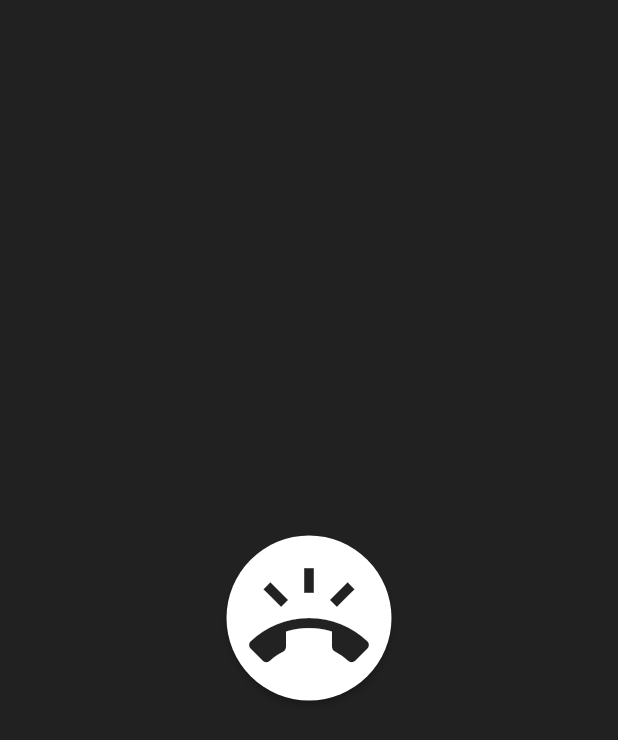
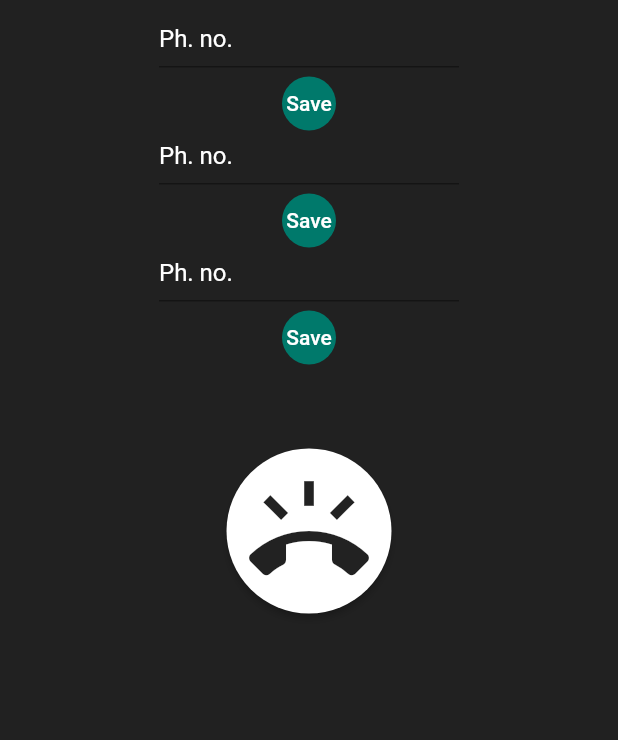
Before and after one commit to gags-21/Women-s-Safety, a Flutter app: the screen it shows after launch, after a tap on the "ring volume" icon, on a phone screen of 412 x 824 dp. Shown: the top 740 px of the screen. Run offline on Flutter 3.47's test engine with Material 2 defaults, Android fonts, the phone set to English and light mode, and no system bars; our stand-ins replace contacts_service, geolocator, shared_preferences; missing offline and left inert: call_number, sms_maintained; network calls fail.

Commit message:
Update main.dart

```diff
--- a/lib/main.dart
+++ b/lib/main.dart
@@ -1,12 +1,12 @@
+import 'package:flutter/cupertino.dart';
 import 'package:flutter/material.dart';
 import 'package:sms_maintained/sms.dart';
-import 'dart:io';
 import 'package:geolocator/geolocator.dart';
 import 'package:call_number/call_number.dart';
 import 'dart:convert';
 import 'package:http/http.dart' as http;
-import 'package:call_number/call_number.dart';
 import 'package:contacts_service/contacts_service.dart';
+import 'package:shared_preferences/shared_preferences.dart';
 
 const apiKEY = 'AIzaSyCbLa4X4aR_Tmj-MJxwrlII4vavtJ7oxWs';
 
@@ -17,7 +17,7 @@ class WomenSafety extends StatelessWidget {
   Widget build(BuildContext context) {
     return MaterialApp(
       home: Scaffold(
-        backgroundColor: Colors.grey.shade900,
+        backgroundColor: Colors.grey[900],
         body: SafeArea(
           child: Padding(
             padding: EdgeInsets.symmetric(horizontal: 10.0),
@@ -41,6 +41,9 @@ class _SafetyPageState extends State<SafetyPage> {
   String policePhone;
   String location;
   String placeIDforNumber;
+  final myController = TextEditingController();
+  final myController1 = TextEditingController();
+  final myController2 = TextEditingController();
 
   @override
   void reassemble() {
@@ -54,6 +57,7 @@ class _SafetyPageState extends State<SafetyPage> {
     // TODO: implement initState
     super.initState();
     getLocation();
+    getStringValuesSF();
   }
 
   dynamic getLocation() async {
@@ -115,37 +119,172 @@ class _SafetyPageState extends State<SafetyPage> {
     print(address1);
 
     SmsSender sender = SmsSender();
-    String address = '+918879527426';
+
+    if (ph1 == '') {
+      String address = '+91$phone1';
       sender.sendSms(new SmsMessage(address, 'Please help I am at $address1'));
-    String address2 = '+91123456789';
+      String address2 = '+91$phone2';
       sender.sendSms(new SmsMessage(address2, 'Please help I am at $address1'));
-    String address3 = '+917208523020';
+      String address3 = '+91$phone3';
       sender.sendSms(new SmsMessage(address3, 'Please help I am at $address1'));
+    } else {
+      String address = '+91$ph1';
+      sender.sendSms(new SmsMessage(address, 'Please help I am at $address1'));
+      String address2 = '+91$ph2';
+      sender.sendSms(new SmsMessage(address2, 'Please help I am at $address1'));
+      String address3 = '+91$ph3';
+      sender.sendSms(new SmsMessage(address3, 'Please help I am at $address1'));
+    }
+  }
+
+  String ph1 = '';
+  String ph2 = '';
+  String ph3 = '';
+  String phone1;
+  String phone2;
+  String phone3;
+
+  getStringValuesSF() async {
+    SharedPreferences prefs = await SharedPreferences.getInstance();
+    //Return String
+    phone1 = prefs.getString('ph1');
+    phone2 = prefs.getString('ph2');
+    phone3 = prefs.getString('ph3');
   }
 
   @override
   Widget build(BuildContext context) {
-    return Center(
+    return Column(
+      children: <Widget>[
+        SizedBox(
+          height: 15,
+        ),
+        Container(
+          width: 200,
+          height: 30,
+          child: TextField(
+            style: TextStyle(
+              color: Colors.white,
+            ),
+            onEditingComplete: () {},
+            controller: myController,
+            keyboardType: TextInputType.numberWithOptions(),
+            decoration: InputDecoration(
+              hintText: 'Ph. no.',
+              hintStyle: TextStyle(
+                color: Colors.white,
+              ),
+            ),
+          ),
+        ),
+        FlatButton(
+          shape: CircleBorder(),
+          color: Colors.teal[700],
+          child: Text(
+            'Save',
+            style: TextStyle(
+              color: Colors.white,
+            ),
+          ),
+          onPressed: () async {
+            final prefs = await SharedPreferences.getInstance();
+            ph1 = myController.text;
+            prefs.setString('ph1', "$ph1");
+            print(ph1);
+          },
+        ),
+        Container(
+          width: 200,
+          height: 30,
+          child: TextField(
+            controller: myController1,
+            style: TextStyle(
+              color: Colors.white,
+            ),
+            keyboardType: TextInputType.numberWithOptions(),
+            decoration: InputDecoration(
+              hintText: 'Ph. no.',
+              hintStyle: TextStyle(
+                color: Colors.white,
+              ),
+            ),
+          ),
+        ),
+        FlatButton(
+          shape: CircleBorder(),
+          color: Colors.teal[700],
+          child: Text(
+            'Save',
+            style: TextStyle(color: Colors.white),
+          ),
+          onPressed: () async {
+            final prefs = await SharedPreferences.getInstance();
+            ph2 = myController1.text;
+            prefs.setString('ph2', "$ph2");
+            print(ph2);
+          },
+        ),
+        Container(
+          width: 200,
+          height: 30,
+          child: TextField(
+            style: TextStyle(
+              color: Colors.white,
+            ),
+            controller: myController2,
+            keyboardType: TextInputType.numberWithOptions(),
+            decoration: InputDecoration(
+              hintText: 'Ph. no.',
+              hintStyle: TextStyle(
+                color: Colors.white,
+              ),
+            ),
+          ),
+        ),
+        FlatButton(
+          color: Colors.teal[700],
+          shape: CircleBorder(),
+          child: Text(
+            'Save',
+            style: TextStyle(color: Colors.white),
+          ),
+          onPressed: () async {
+            final prefs = await SharedPreferences.getInstance();
+            ph3 = myController2.text;
+            prefs.setString('ph3', "$ph3");
+            print(ph3);
+          },
+        ),
+        SizedBox(
+          height: 50,
+        ),
+        Center(
           child: RawMaterialButton(
             onPressed: () async {
               setState(() {
-            getNumber();
+                sendSms();
                 getDetails();
-            sendSms();
               });
             },
-        onLongPress: () {},
+            onLongPress: () {
+              setState(() {
+                getNumber();
+              });
+            },
+
             elevation: 2.0,
             fillColor: Colors.white,
-        child: GestureDetector(
+//                    child: GestureDetector(
             child: Icon(
               Icons.ring_volume,
               size: 80.0,
             ),
-        ),
+//                    ),
             padding: EdgeInsets.all(15.0),
             shape: CircleBorder(),
           ),
+        ),
+      ],
     );
   }
 }
```
Lines whose indentation alone changed are shown as unchanged.
